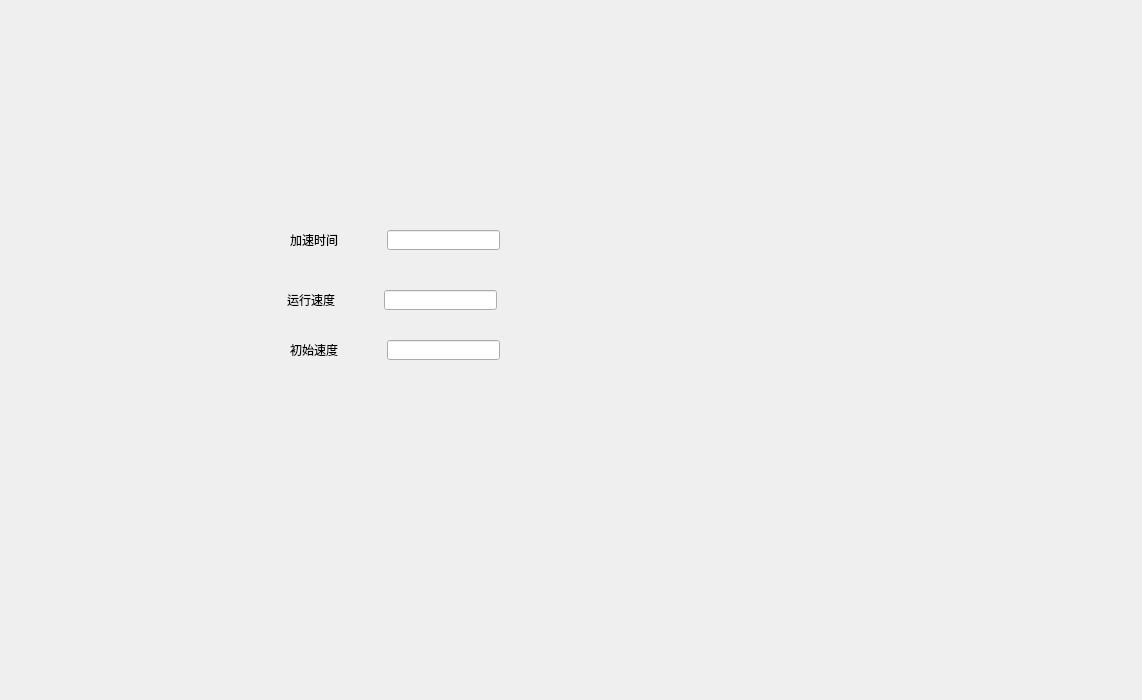
Above: Lens_Ring/cmd.ui from MacavityT/LensRing before the change. Below: the same form after it.
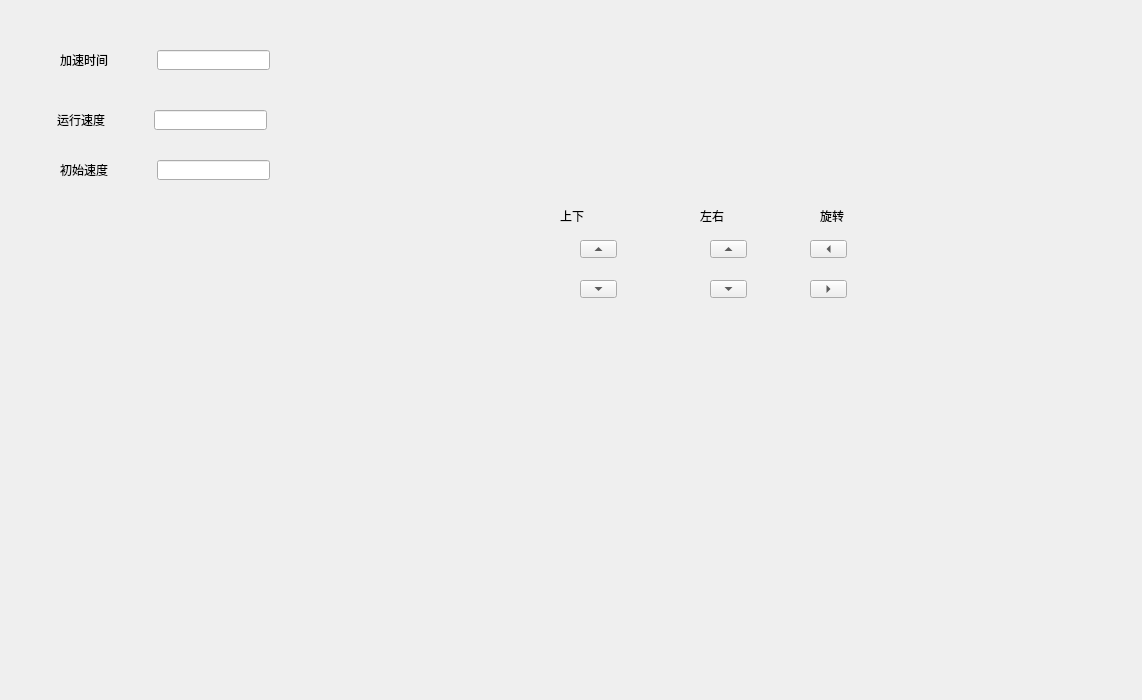
That is the form after the change.

The edit to the form file:
```diff
--- a/Lens_Ring/cmd.ui
+++ b/Lens_Ring/cmd.ui
@@ -16,8 +16,8 @@
   <widget class="QLineEdit" name="lineEdit">
    <property name="geometry">
     <rect>
-     <x>387</x>
-     <y>230</y>
+     <x>157</x>
+     <y>50</y>
      <width>113</width>
      <height>20</height>
     </rect>
@@ -26,8 +26,8 @@
   <widget class="QLabel" name="label">
    <property name="geometry">
     <rect>
-     <x>290</x>
-     <y>230</y>
+     <x>60</x>
+     <y>50</y>
      <width>71</width>
      <height>20</height>
     </rect>
@@ -39,8 +39,8 @@
   <widget class="QLabel" name="label_2">
    <property name="geometry">
     <rect>
-     <x>287</x>
-     <y>290</y>
+     <x>57</x>
+     <y>110</y>
      <width>71</width>
      <height>20</height>
     </rect>
@@ -52,8 +52,8 @@
   <widget class="QLineEdit" name="lineEdit_2">
    <property name="geometry">
     <rect>
-     <x>384</x>
-     <y>290</y>
+     <x>154</x>
+     <y>110</y>
      <width>113</width>
      <height>20</height>
     </rect>
@@ -62,8 +62,8 @@
   <widget class="QLineEdit" name="lineEdit_3">
    <property name="geometry">
     <rect>
-     <x>387</x>
-     <y>340</y>
+     <x>157</x>
+     <y>160</y>
      <width>113</width>
      <height>20</height>
     </rect>
@@ -72,8 +72,8 @@
   <widget class="QLabel" name="label_3">
    <property name="geometry">
     <rect>
-     <x>290</x>
-     <y>340</y>
+     <x>60</x>
+     <y>160</y>
      <width>71</width>
      <height>20</height>
     </rect>
@@ -82,6 +82,159 @@
     <string>初始速度</string>
    </property>
   </widget>
+  <widget class="QToolButton" name="Camera1_down">
+   <property name="geometry">
+    <rect>
+     <x>580</x>
+     <y>280</y>
+     <width>37</width>
+     <height>18</height>
+    </rect>
+   </property>
+   <property name="text">
+    <string>...</string>
+   </property>
+   <property name="arrowType">
+    <enum>Qt::DownArrow</enum>
+   </property>
+   <attribute name="buttonGroup">
+    <string notr="true">CMD_Button</string>
+   </attribute>
+  </widget>
+  <widget class="QToolButton" name="Camera1_up">
+   <property name="geometry">
+    <rect>
+     <x>580</x>
+     <y>240</y>
+     <width>37</width>
+     <height>18</height>
+    </rect>
+   </property>
+   <property name="text">
+    <string>...</string>
+   </property>
+   <property name="arrowType">
+    <enum>Qt::UpArrow</enum>
+   </property>
+   <attribute name="buttonGroup">
+    <string notr="true">CMD_Button</string>
+   </attribute>
+  </widget>
+  <widget class="QToolButton" name="Camera2_up">
+   <property name="geometry">
+    <rect>
+     <x>710</x>
+     <y>240</y>
+     <width>37</width>
+     <height>18</height>
+    </rect>
+   </property>
+   <property name="text">
+    <string>...</string>
+   </property>
+   <property name="arrowType">
+    <enum>Qt::UpArrow</enum>
+   </property>
+   <attribute name="buttonGroup">
+    <string notr="true">CMD_Button</string>
+   </attribute>
+  </widget>
+  <widget class="QToolButton" name="Camera2_down">
+   <property name="geometry">
+    <rect>
+     <x>710</x>
+     <y>280</y>
+     <width>37</width>
+     <height>18</height>
+    </rect>
+   </property>
+   <property name="text">
+    <string>...</string>
+   </property>
+   <property name="arrowType">
+    <enum>Qt::DownArrow</enum>
+   </property>
+   <attribute name="buttonGroup">
+    <string notr="true">CMD_Button</string>
+   </attribute>
+  </widget>
+  <widget class="QLabel" name="label_4">
+   <property name="geometry">
+    <rect>
+     <x>560</x>
+     <y>210</y>
+     <width>54</width>
+     <height>12</height>
+    </rect>
+   </property>
+   <property name="text">
+    <string>上下</string>
+   </property>
+  </widget>
+  <widget class="QLabel" name="label_5">
+   <property name="geometry">
+    <rect>
+     <x>700</x>
+     <y>210</y>
+     <width>54</width>
+     <height>12</height>
+    </rect>
+   </property>
+   <property name="text">
+    <string>左右</string>
+   </property>
+  </widget>
+  <widget class="QToolButton" name="Clockwise">
+   <property name="geometry">
+    <rect>
+     <x>810</x>
+     <y>280</y>
+     <width>37</width>
+     <height>18</height>
+    </rect>
+   </property>
+   <property name="text">
+    <string>...</string>
+   </property>
+   <property name="arrowType">
+    <enum>Qt::RightArrow</enum>
+   </property>
+   <attribute name="buttonGroup">
+    <string notr="true">CMD_Button</string>
+   </attribute>
+  </widget>
+  <widget class="QToolButton" name="Anticlockwise">
+   <property name="geometry">
+    <rect>
+     <x>810</x>
+     <y>240</y>
+     <width>37</width>
+     <height>18</height>
+    </rect>
+   </property>
+   <property name="text">
+    <string>...</string>
+   </property>
+   <property name="arrowType">
+    <enum>Qt::LeftArrow</enum>
+   </property>
+   <attribute name="buttonGroup">
+    <string notr="true">CMD_Button</string>
+   </attribute>
+  </widget>
+  <widget class="QLabel" name="label_6">
+   <property name="geometry">
+    <rect>
+     <x>820</x>
+     <y>210</y>
+     <width>54</width>
+     <height>12</height>
+    </rect>
+   </property>
+   <property name="text">
+    <string>旋转</string>
+   </property>
+  </widget>
  </widget>
  <resources/>
  <connections/>
```
Left out of the diff: 3 changed lines with no effect on the pictures.
